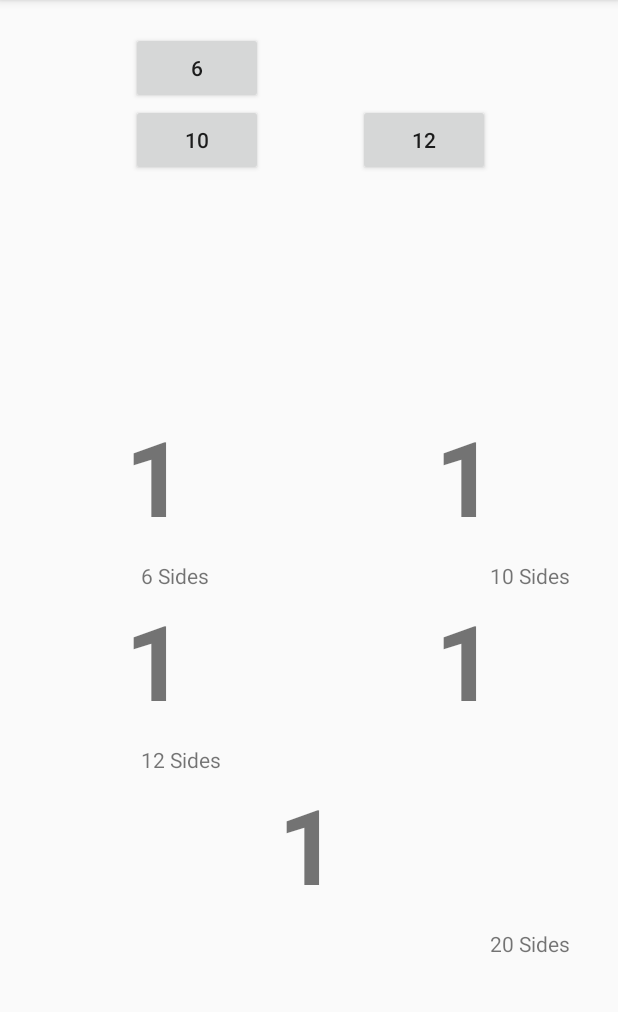
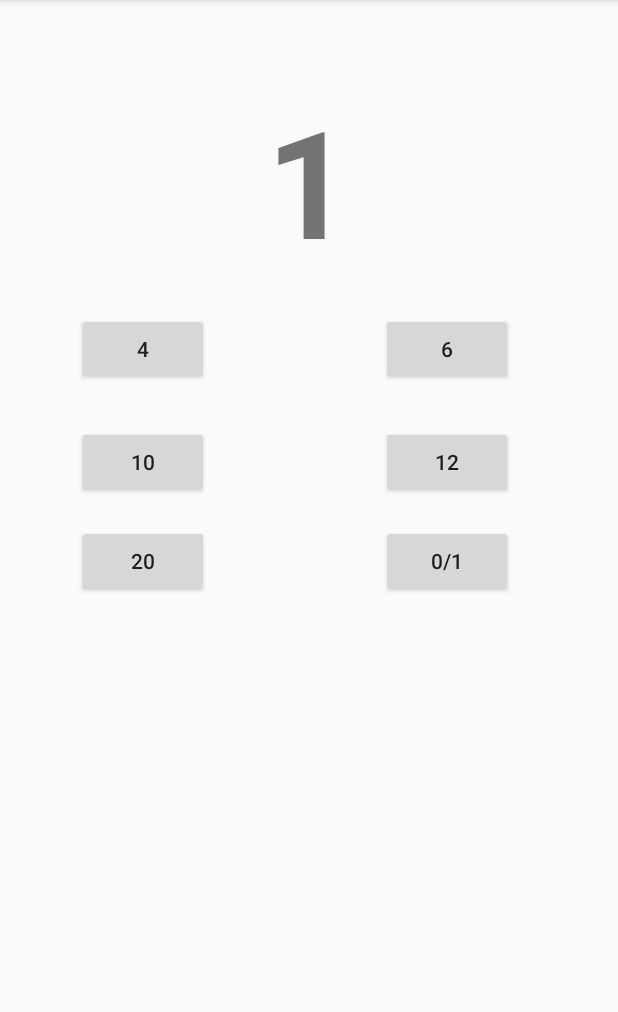
Before and after one commit to rizzahgrace/Android_FinalProject, an Android app: the Dice screen opened directly, with no data from a screen before it, on a phone screen of 412 x 824 dp, the part 84-1096 px from its top. Run offline under Robolectric (Android 15) with nearby library versions, the phone set to English and light mode, and no system bars.

Commit message:
better dice -> 4, 6, 10, 12, 20, and 0/1 (heads or tails)

```diff
--- a/RPGLayout/app/src/main/java/com/example/julius/rpglayout/Dice.java
+++ b/RPGLayout/app/src/main/java/com/example/julius/rpglayout/Dice.java
@@ -15,38 +15,29 @@ public class Dice extends AppCompatActivity {
         super.onCreate(savedInstanceState);
         setContentView(R.layout.activity_dice);
 
+        Button button4 = (Button) findViewById(R.id.btn_4);
         Button button6 = (Button) findViewById(R.id.btn_6);
         Button button10 = (Button) findViewById(R.id.btn_10);
-        Button button12 = (Button) findViewById(R.id.btn_dice);
-        final TextView sixsides = (TextView) findViewById(R.id.txt_6);
-        final TextView tensides = (TextView) findViewById(R.id.txt_10);
-        final TextView twelve = (TextView) findViewById(R.id.txt_12);
-
+        Button button12 = (Button) findViewById(R.id.btn_12);
+        Button button20 = (Button) findViewById(R.id.btn_20);
+        Button button2 = (Button) findViewById(R.id.btn_0);
         final TextView all = (TextView) findViewById(R.id.all);
 
+        button4.setOnClickListener(new View.OnClickListener() {
+            @Override
+            public void onClick(View v) {
+                int min = 1;
+                int max = 4;
+                int random = ThreadLocalRandom.current().nextInt(min, max+1);
+                all.setText(new StringBuilder().append(random));
+            }
+        });
 
         button6.setOnClickListener(new View.OnClickListener() {
             @Override
             public void onClick(View v) {
-               /* int min = 1;
-                int max = 6;
-                int max2 = 10;
-                int max3 = 12;
-                int max4 = 20;
-                int random = ThreadLocalRandom.current().nextInt(min, max+1);
-                int random2 = ThreadLocalRandom.current().nextInt(min, max2+1);
-                int random3 = ThreadLocalRandom.current().nextInt(min, max3+1);
-                int random4 = ThreadLocalRandom.current().nextInt(min, max4+1);
-                sixsides.setText(new StringBuilder().append(random));
-                tensides.setText(new StringBuilder().append(random2));
-                twelve.setText(new StringBuilder().append(random3));
-                all.setText(new StringBuilder().append(random));*/
-
                 int min = 1;
                 int max = 6;
-                int max2 = 10;
-                int max3 = 12;
-                int max4 = 20;
                 int random = ThreadLocalRandom.current().nextInt(min, max+1);
                 all.setText(new StringBuilder().append(random));
             }
@@ -55,55 +46,41 @@ public class Dice extends AppCompatActivity {
         button10.setOnClickListener(new View.OnClickListener() {
             @Override
             public void onClick(View v) {
-               /* int min = 1;
-                int max = 6;
-                int max2 = 10;
-                int max3 = 12;
-                int max4 = 20;
-                int random = ThreadLocalRandom.current().nextInt(min, max+1);
-                int random2 = ThreadLocalRandom.current().nextInt(min, max2+1);
-                int random3 = ThreadLocalRandom.current().nextInt(min, max3+1);
-                int random4 = ThreadLocalRandom.current().nextInt(min, max4+1);
-                sixsides.setText(new StringBuilder().append(random));
-                tensides.setText(new StringBuilder().append(random2));
-                twelve.setText(new StringBuilder().append(random3));
-                all.setText(new StringBuilder().append(random));*/
-
                 int min = 1;
                 int max = 10;
-                int max2 = 10;
-                int max3 = 12;
-                int max4 = 20;
                 int random = ThreadLocalRandom.current().nextInt(min, max+1);
                 all.setText(new StringBuilder().append(random));
             }
         });
+
         button12.setOnClickListener(new View.OnClickListener() {
             @Override
             public void onClick(View v) {
-               /* int min = 1;
-                int max = 6;
-                int max2 = 10;
-                int max3 = 12;
-                int max4 = 20;
-                int random = ThreadLocalRandom.current().nextInt(min, max+1);
-                int random2 = ThreadLocalRandom.current().nextInt(min, max2+1);
-                int random3 = ThreadLocalRandom.current().nextInt(min, max3+1);
-                int random4 = ThreadLocalRandom.current().nextInt(min, max4+1);
-                sixsides.setText(new StringBuilder().append(random));
-                tensides.setText(new StringBuilder().append(random2));
-                twelve.setText(new StringBuilder().append(random3));
-                all.setText(new StringBuilder().append(random));*/
-
                 int min = 1;
-                int max = 20;
-                int max2 = 10;
-                int max3 = 12;
-                int max4 = 20;
+                int max = 12;
                 int random = ThreadLocalRandom.current().nextInt(min, max+1);
                 all.setText(new StringBuilder().append(random));
             }
         });
+        button20.setOnClickListener(new View.OnClickListener() {
+            @Override
+            public void onClick(View v) {
+                int min = 1;
+                int max = 20;
+                int random = ThreadLocalRandom.current().nextInt(min, max+1);
+                all.setText(new StringBuilder().append(random));
+            }
+        });
+        button2.setOnClickListener(new View.OnClickListener() {
+            @Override
+            public void onClick(View v) {
+                int min = 0;
+                int max = 1;
+                int random = ThreadLocalRandom.current().nextInt(min, max+1);
+                all.setText(new StringBuilder().append(random));
+            }
+        });
+
     }
 
 }
--- a/RPGLayout/app/src/main/res/layout/activity_dice.xml
+++ b/RPGLayout/app/src/main/res/layout/activity_dice.xml
@@ -6,127 +6,71 @@
     android:layout_height="match_parent"
     tools:context="com.example.julius.rpglayout.Dice">
 
+    <TextView
+        android:id="@+id/all"
+        android:layout_width="match_parent"
+        android:layout_height="120dp"
+        android:layout_alignParentStart="true"
+        android:layout_alignParentTop="true"
+        android:layout_marginTop="53dp"
+        android:text="1"
+        android:textAlignment="center"
+        android:textSize="100sp"
+        android:textStyle="bold" />
+
     <Button
-        android:id="@+id/btn_dice"
+        android:id="@+id/btn_4"
         android:layout_width="wrap_content"
         android:layout_height="wrap_content"
-        android:layout_alignBaseline="@+id/btn_10"
+        android:layout_alignParentStart="true"
+        android:layout_below="@+id/all"
+        android:layout_marginStart="51dp"
+        android:layout_marginTop="35dp"
+        android:text="4" />
 
-        android:layout_alignBottom="@+id/btn_10"
-        android:layout_alignStart="@+id/txt_10"
-        android:text="12" />
+    <Button
+        android:id="@+id/btn_6"
+        android:layout_width="wrap_content"
+        android:layout_height="wrap_content"
+        android:text="6"
+        android:layout_alignBaseline="@+id/btn_4"
+        android:layout_alignBottom="@+id/btn_4"
+        android:layout_alignParentEnd="true"
+        android:layout_marginEnd="70dp" />
 
     <Button
         android:id="@+id/btn_10"
         android:layout_width="wrap_content"
         android:layout_height="wrap_content"
-
-        android:layout_alignStart="@+id/btn_6"
-        android:layout_below="@+id/btn_6"
-        android:text="10" />
+        android:layout_marginTop="27dp"
+        android:text="10"
+        android:layout_below="@+id/btn_4"
+        android:layout_alignStart="@+id/btn_4" />
 
     <Button
-        android:id="@+id/btn_6"
+        android:id="@+id/btn_12"
         android:layout_width="wrap_content"
         android:layout_height="wrap_content"
+        android:layout_alignBottom="@+id/btn_10"
+        android:layout_alignStart="@+id/btn_6"
+        android:text="12" />
 
-        android:layout_alignEnd="@+id/txt_6"
-        android:layout_alignParentTop="true"
-        android:layout_marginTop="21dp"
-        android:text="6" />
-
-    <TextView
-        android:id="@+id/txt_10"
-        android:layout_width="143dp"
-        android:layout_height="103dp"
-        android:text="1"
-        android:textAlignment="center"
-        android:textSize="70sp"
-        android:textStyle="bold"
-
-        android:layout_alignBaseline="@+id/txt_6"
-        android:layout_alignBottom="@+id/txt_6"
-        android:layout_alignParentEnd="true"
-        android:layout_marginEnd="30dp" />
-
-    <TextView
-        android:id="@+id/txt_12"
-        android:layout_width="143dp"
-        android:layout_height="103dp"
-        android:text="1"
-        android:textAlignment="center"
-        android:textSize="70sp"
-        android:textStyle="bold"
-
-        android:layout_below="@+id/textView6"
-        android:layout_alignStart="@+id/txt_6" />
-
-    <TextView
-        android:id="@+id/all"
-        android:layout_width="143dp"
-        android:layout_height="103dp"
-        android:text="1"
-        android:textAlignment="center"
-        android:textSize="70sp"
-        android:textStyle="bold"
-        android:layout_below="@+id/textView29"
-        android:layout_centerHorizontal="true" />
-
-    <TextView
-        android:id="@+id/textView30"
-        android:layout_width="143dp"
-        android:layout_height="103dp"
-        android:layout_alignBaseline="@+id/txt_12"
-        android:layout_alignBottom="@+id/txt_12"
-        android:layout_alignStart="@+id/txt_10"
-        android:text="1"
-        android:textAlignment="center"
-        android:textSize="70sp"
-        android:textStyle="bold" />
-
-    <TextView
-        android:id="@+id/txt_6"
-        android:layout_width="143dp"
-        android:layout_height="103dp"
-        android:text="1"
-        android:textAlignment="center"
-        android:textSize="70sp"
-        android:textStyle="bold"
-
-        android:layout_marginStart="32dp"
-        android:layout_above="@+id/textView6"
-        android:layout_alignParentStart="true" />
-
-    <TextView
-        android:id="@+id/textView5"
+    <Button
+        android:id="@+id/btn_20"
         android:layout_width="wrap_content"
         android:layout_height="wrap_content"
-        android:layout_below="@+id/all"
-        android:layout_toEndOf="@+id/btn_dice"
-        android:text="20 Sides" />
+        android:layout_alignStart="@+id/btn_10"
+        android:layout_below="@+id/btn_10"
+        android:layout_marginTop="18dp"
+        android:text="20" />
 
-    <TextView
-        android:id="@+id/textView6"
+    <Button
+        android:id="@+id/btn_0"
         android:layout_width="wrap_content"
         android:layout_height="wrap_content"
-        android:layout_alignEnd="@+id/txt_6"
-        android:layout_centerVertical="true"
-        android:layout_marginEnd="36dp"
-        android:text="6 Sides" />
+        android:layout_alignBaseline="@+id/btn_20"
+        android:layout_alignBottom="@+id/btn_20"
+        android:layout_alignStart="@+id/btn_12"
+        android:text="0/1" />
 
-    <TextView
-        android:id="@+id/textView25"
-        android:layout_width="wrap_content"
-        android:layout_height="wrap_content"
-        android:layout_alignStart="@+id/textView5"
-        android:layout_below="@+id/txt_10"
-        android:text="10 Sides" />
-
-    <TextView
-        android:id="@+id/textView29"
-        android:layout_width="wrap_content"
-        android:layout_height="wrap_content"
-        android:layout_alignStart="@+id/textView6"
-        android:layout_below="@+id/txt_12"
-        android:text="12 Sides" />
 </RelativeLayout>
```
Also changed, not shown: RPGLayout/app/src/main/res/layout/activity_main.xml (+25 -18 lines).
